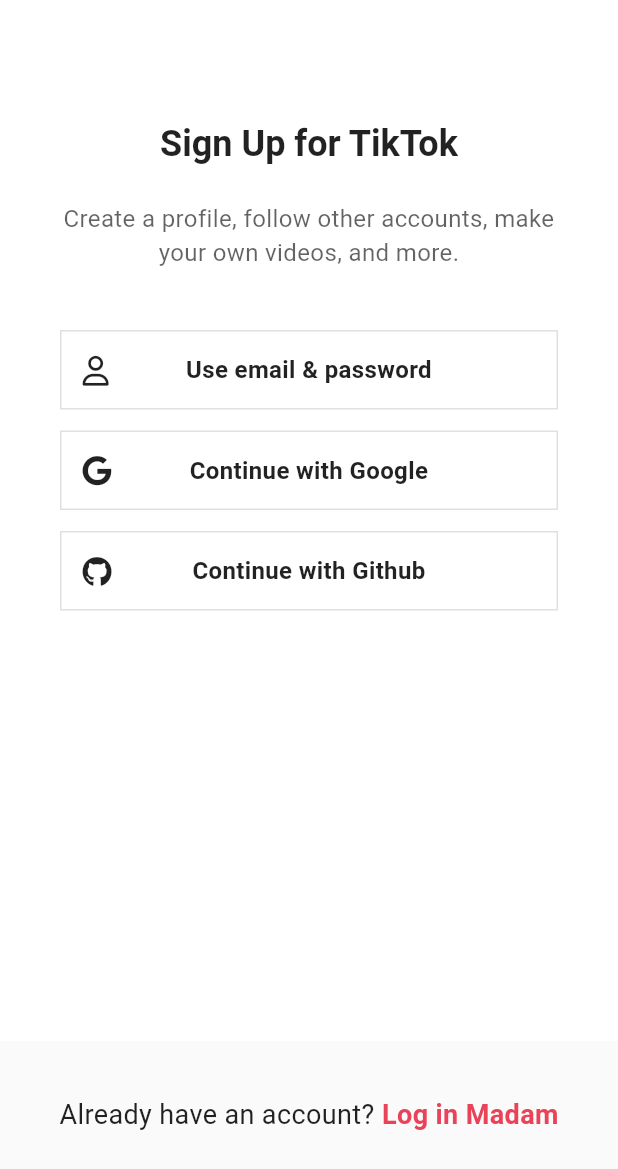
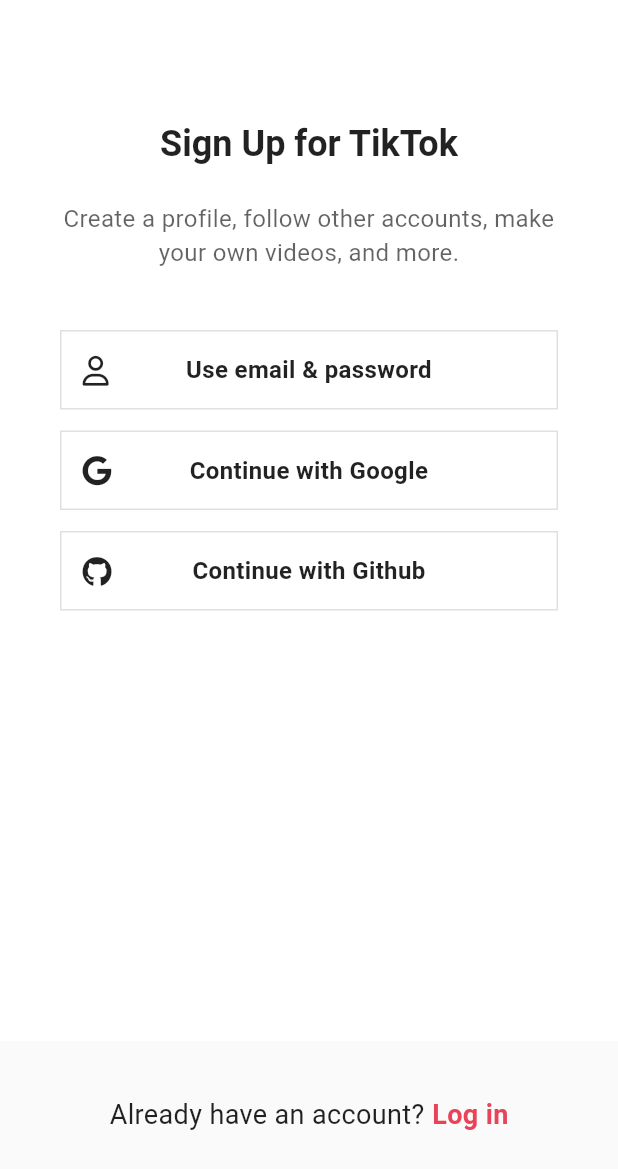
Before and after one commit to shinysuh/Snapster, a Flutter app: the screen it shows after launch, on a phone screen of 412 x 824 dp. Shown: the top 1169 px of the screen. Run offline on Flutter 3.47's test engine with Material 3 defaults, Android fonts, the phone set to English and light mode, and no system bars; our stand-ins replace camera, cloud_firestore, firebase_auth, firebase_core, firebase_storage, flutter_riverpod and 9 more; accounts and stored records are empty.

Commit message:
modify: 영어 버전 테스트 문구 정정

```diff
--- a/lib/features/authentication/views/sign_up_screen.dart
+++ b/lib/features/authentication/views/sign_up_screen.dart
@@ -120,7 +120,7 @@ class SignUpScreen extends ConsumerWidget {
                 GestureDetector(
                   onTap: () => _onTapLogin(context),
                   child: Text(
-                    S.of(context).logIn('female'),
+                    S.of(context).logIn,
                     style: TextStyle(
                       color: Theme.of(context).primaryColor,
                       fontSize: Sizes.size18,
--- a/lib/l10n/intl_en.arb
+++ b/lib/l10n/intl_en.arb
@@ -29,7 +29,7 @@
   "continueWithApple": "Continue with apple",
   "continueWithGithub": "Continue with Github",
   "alreadyHaveAnAccount": "Already have an account?",
-  "logIn": "Log in {gender, select, male{Sir} female{Madam} other{Human}}",
+  "logIn": "Log in",
   "logInToTiktok": "Log in to {nameOfTheApp}",
   "dontHaveAnAccount": "Don't have an account?",
   "signUp": "Sign up",
```
Also changed, not shown: lib/generated/intl/messages_en.dart, lib/generated/intl/messages_ko.dart, lib/generated/l10n.dart.
